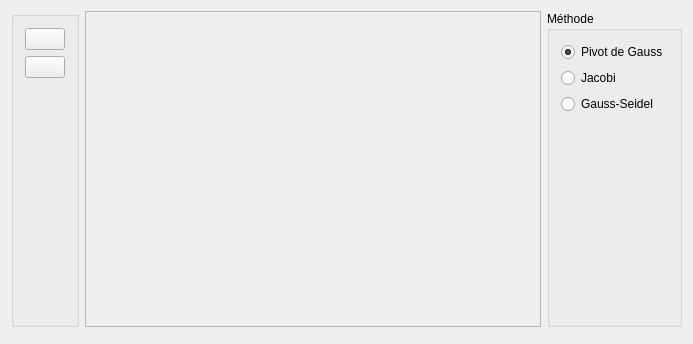
Qt form src/lorette.ui (Lorette/Lorette) before a commit.
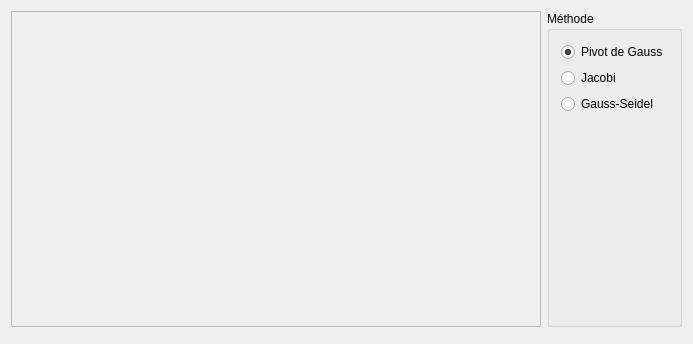
The same form after that commit. Icons and pictures are not drawn.

Patch:
```diff
--- a/src/lorette.ui
+++ b/src/lorette.ui
@@ -19,50 +19,6 @@
   <widget class="QWidget" name="centralWidget">
    <layout class="QGridLayout" name="gridLayout">
     <item row="0" column="0">
-     <widget class="QGroupBox" name="groupBox_2">
-      <property name="title">
-       <string/>
-      </property>
-      <layout class="QGridLayout" name="gridLayout_2">
-       <item row="2" column="1">
-        <spacer name="verticalSpacer_2">
-         <property name="orientation">
-          <enum>Qt::Vertical</enum>
-         </property>
-         <property name="sizeHint" stdset="0">
-          <size>
-           <width>20</width>
-           <height>40</height>
-          </size>
-         </property>
-        </spacer>
-       </item>
-       <item row="0" column="1">
-        <widget class="QPushButton" name="pushButton">
-         <property name="text">
-          <string/>
-         </property>
-         <property name="icon">
-          <iconset resource="../lorette.qrc">
-           <normaloff>:/images/add.png</normaloff>:/images/add.png</iconset>
-         </property>
-        </widget>
-       </item>
-       <item row="1" column="1">
-        <widget class="QPushButton" name="pushButton_2">
-         <property name="text">
-          <string/>
-         </property>
-         <property name="icon">
-          <iconset resource="../lorette.qrc">
-           <normaloff>:/images/del.png</normaloff>:/images/del.png</iconset>
-         </property>
-        </widget>
-       </item>
-      </layout>
-     </widget>
-    </item>
-    <item row="0" column="1">
      <widget class="QScrollArea" name="scrollArea">
       <property name="widgetResizable">
        <bool>true</bool>
@@ -72,14 +28,14 @@
         <rect>
          <x>0</x>
          <y>0</y>
-         <width>499</width>
+         <width>553</width>
          <height>318</height>
         </rect>
        </property>
       </widget>
      </widget>
     </item>
-    <item row="0" column="2">
+    <item row="0" column="1">
      <widget class="QGroupBox" name="groupBox">
       <property name="title">
        <string>Méthode</string>
@@ -125,7 +81,7 @@
       </layout>
      </widget>
     </item>
-    <item row="1" column="1" colspan="2">
+    <item row="1" column="0" colspan="2">
      <widget class="QDialogButtonBox" name="buttonBox">
       <property name="orientation">
        <enum>Qt::Horizontal</enum>
```
Left out of the diff: 4 changed lines with no effect on the pictures.
